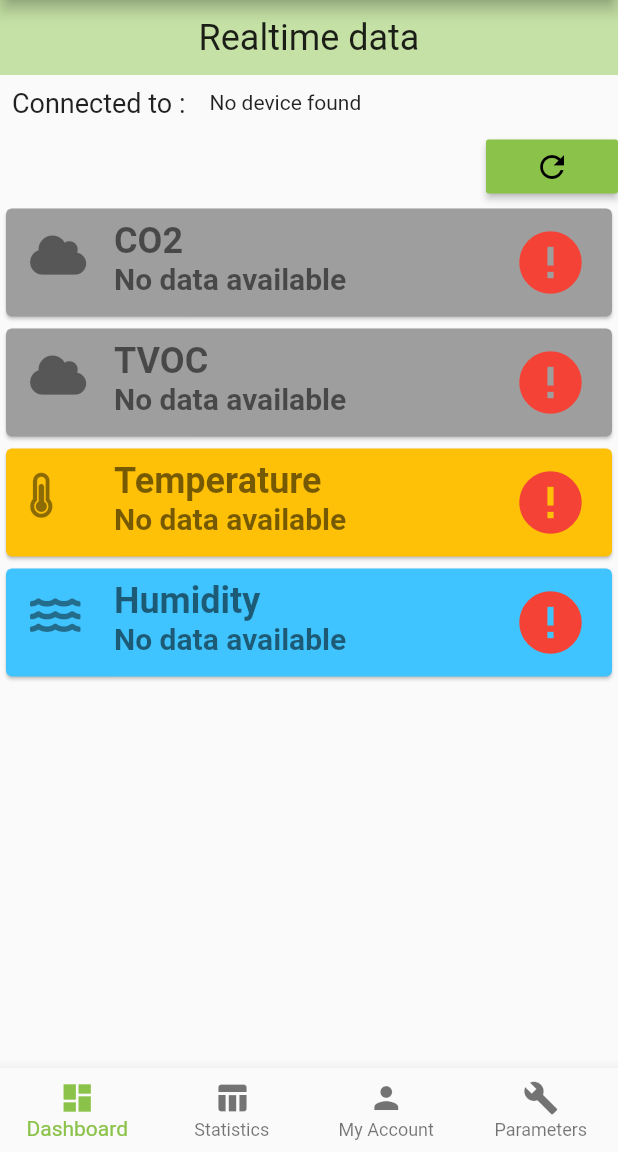
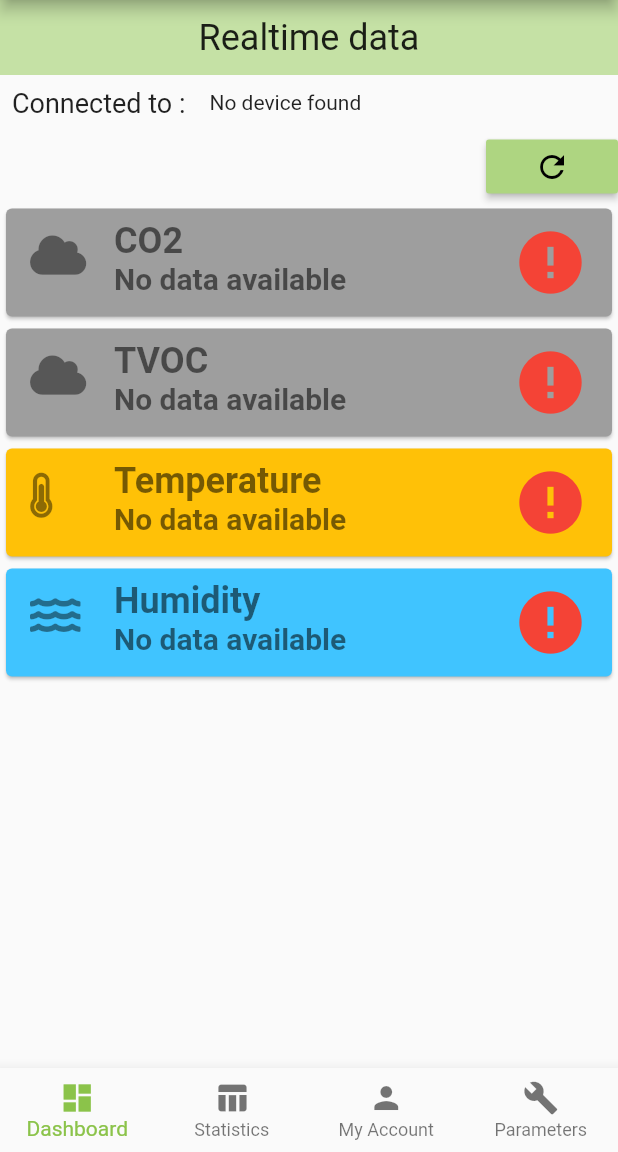
Before and after one commit to YaniAless/AirQualityApp, a Flutter app: the screen it shows after launch, on a phone screen of 412 x 824 dp, the part 84-1236 px from its top. Run offline on Flutter 3.47's test engine with Material 2 defaults, Android fonts, the phone set to English and light mode, and no system bars; our stand-ins replace firebase_auth, firebase_database, font_awesome_flutter, shared_preferences, syncfusion_flutter_charts; missing offline and left inert: syncfusion_flutter_core; accounts and stored records are empty; network calls fail.

Commit message:
Modified UI and added PageHeader() widget to simplify design

```diff
--- /dev/null
+++ b/lib/components/page_header.dart
@@ -0,0 +1,29 @@
+import 'package:airquality/app_localizations.dart';
+import 'package:flutter/material.dart';
+
+class PageHeader extends StatelessWidget {
+  final String translationLabel;
+
+  PageHeader({this.translationLabel});
+
+  @override
+  Widget build(BuildContext context) {
+    return Container(
+      height: 50,
+      decoration: BoxDecoration(
+        color: Colors.lightGreen[200],
+      ),
+      child: Row(
+        mainAxisAlignment: MainAxisAlignment.center,
+        children: <Widget>[
+          Text(
+              AppLocalizations.of(context)
+                  .translate(translationLabel),
+              style: TextStyle(
+                fontSize: 24,
+              )),
+        ],
+      ),
+    );
+  }
+}
--- a/lib/main.dart
+++ b/lib/main.dart
@@ -31,7 +31,7 @@ class MyApp extends StatelessWidget {
         theme: ThemeData(
           primarySwatch: Colors.green,
           primaryColor: Colors.green,
-          buttonColor: Colors.lightGreen,
+          buttonColor: Colors.lightGreen[300],
           textTheme: TextTheme(
             button: TextStyle(
               color: Colors.white,
--- a/lib/pages/dashboard.dart
+++ b/lib/pages/dashboard.dart
@@ -1,6 +1,7 @@
 import 'dart:async';
 
 import 'package:airquality/app_localizations.dart';
+import 'package:airquality/components/page_header.dart';
 import 'package:airquality/components/sensors/co2.dart';
 import 'package:airquality/components/sensors/humidity.dart';
 import 'package:airquality/components/sensors/temperature.dart';
@@ -62,21 +63,7 @@ class _DashboardState extends State<Dashboard> {
     ESP esp = Provider.of<ESP>(context, listen: false);
     return Column(
       children: <Widget>[
-        Container(
-          height: 50,
-          decoration: BoxDecoration(
-            color: Colors.lightGreen[200],
-          ),
-          child: Row(
-            mainAxisAlignment: MainAxisAlignment.center,
-            children: <Widget>[
-              Text(AppLocalizations.of(context).translate("dashboard_title"),
-                  style: TextStyle(
-                    fontSize: 24,
-                  )),
-            ],
-          ),
-        ),
+        PageHeader(translationLabel: "dashboard_title"),
         Row(
           mainAxisAlignment: MainAxisAlignment.start,
           children: <Widget>[
```
Also changed, not shown: lib/pages/account.dart (+11 -14 lines), lib/pages/parameters.dart (+2 -15 lines), lib/pages/stats.dart (+2 -17 lines).
